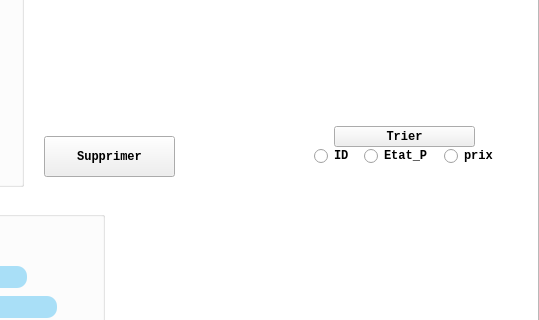
Old version of the form mainwindow.ui in the repository azizgarba/Smart_Dry_Cleaner_2A2; both pictures show x 238 to 777 and y 131 to 451 of the 777 by 548 pixel window.
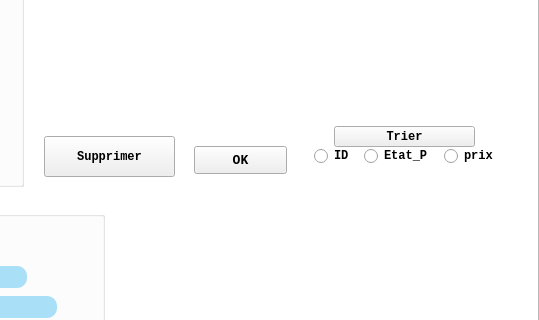
New version of the form. Icons and pictures are not drawn.

The edit to the form file:
```diff
--- a/mainwindow.ui
+++ b/mainwindow.ui
@@ -743,6 +743,19 @@
        <string>prix</string>
       </property>
      </widget>
+     <widget class="QPushButton" name="pushButton_10">
+      <property name="geometry">
+       <rect>
+        <x>430</x>
+        <y>250</y>
+        <width>93</width>
+        <height>28</height>
+       </rect>
+      </property>
+      <property name="text">
+       <string>OK</string>
+      </property>
+     </widget>
      <zorder>textBrowser_19</zorder>
      <zorder>pushButton_7</zorder>
      <zorder>lineEdit_7</zorder>
@@ -756,6 +769,7 @@
      <zorder>pushButton_8</zorder>
      <zorder>radioButton_2</zorder>
      <zorder>radioButton_3</zorder>
+     <zorder>pushButton_10</zorder>
     </widget>
     <widget class="QWidget" name="tab_2">
      <attribute name="title">
```
